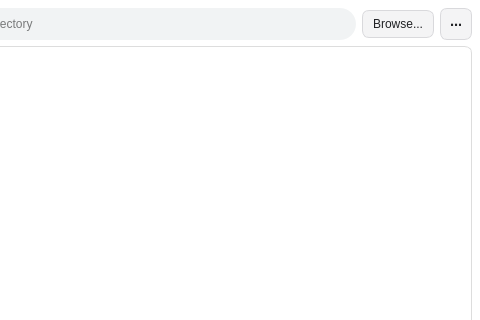
frankyeh/DSI-Studio, file ai_agent.ui: the form before one commit; both pictures show x 620 to 1100 and y 0 to 320 of the 1100 by 700 pixel window.
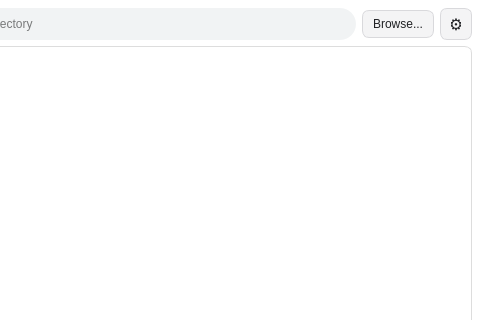
The form after the commit. Icons and pictures are not drawn.

Diff of the .ui file:
```diff
--- a/ai_agent.ui
+++ b/ai_agent.ui
@@ -91,7 +91,7 @@
 }
 QPushButton#ai_quick_settings {
     color: #3c4043;
-    font-weight: 600;
+    font-size: 16px;
     background-color: #f1f3f4;
     border: none;
     border-radius: 8px;
@@ -360,7 +360,7 @@
              <string>AI Settings</string>
             </property>
             <property name="text">
-             <string>⋯</string>
+             <string>⚙</string>
             </property>
            </widget>
           </item>
```
